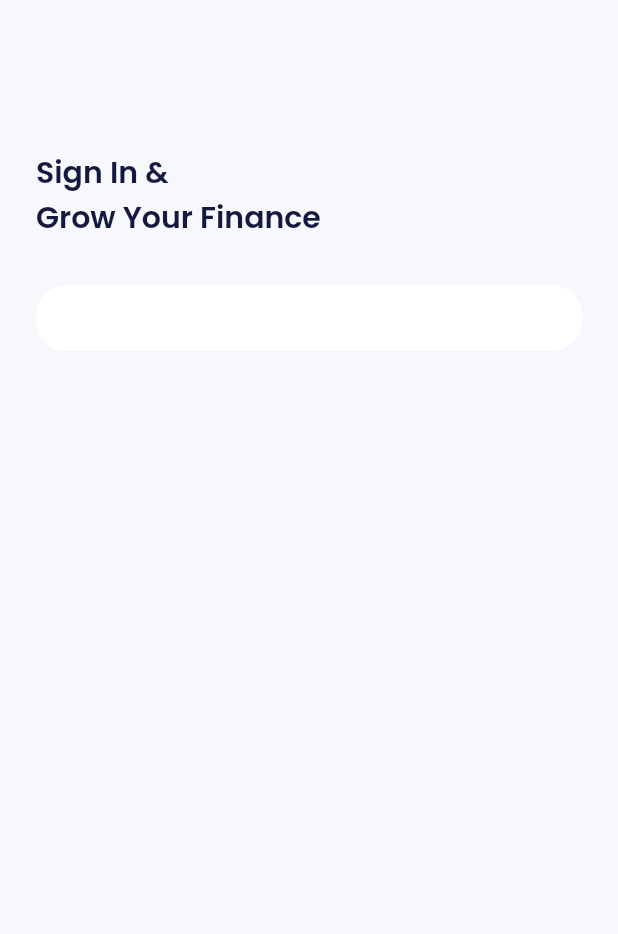
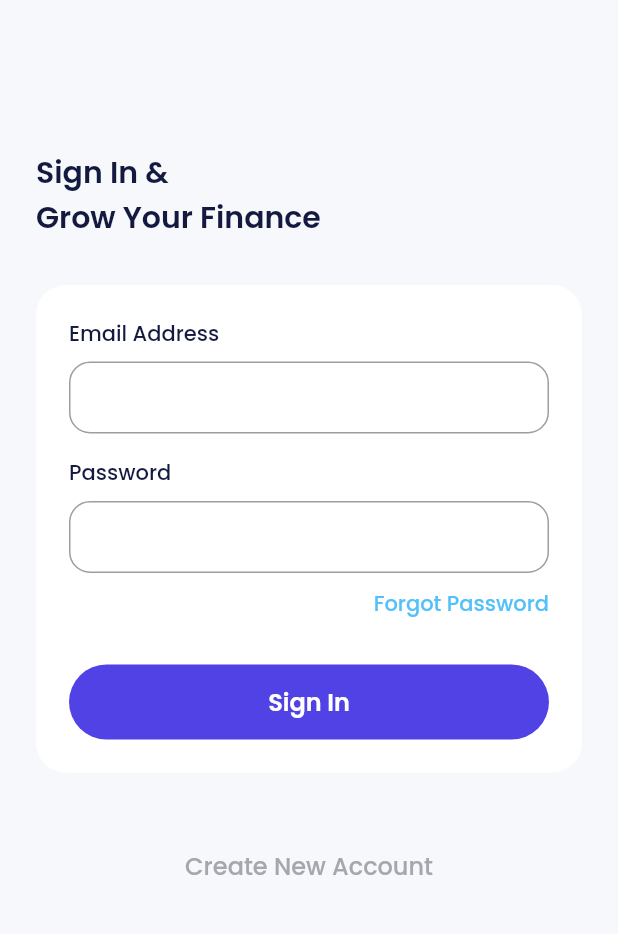
Before and after one commit to tamathecxder/bank_sha, a Flutter app: the LoginScreen screen opened directly, on a phone screen of 412 x 824 dp, the part 225-1159 px from its top. Run offline on Flutter 3.47's test engine with Material 2 defaults, Android fonts, the phone set to English and light mode, and no system bars; our stand-ins replace carousel_slider, google_fonts.

Commit message:
Menyelesaikan slicing pada login screen

```diff
--- a/lib/ui/screens/login_screen.dart
+++ b/lib/ui/screens/login_screen.dart
@@ -41,9 +41,135 @@
               color: whiteColor,
             ),
             child: Column(
+              crossAxisAlignment: CrossAxisAlignment.start,
               children: [
                 // NOTE: Email Address
+                Column(
+                  crossAxisAlignment: CrossAxisAlignment.start,
+                  children: [
+                    Text(
+                      "Email Address",
+                      style: blackTextStyle.copyWith(
+                        fontWeight: medium,
+                        fontSize: 14,
+                      ),
+                    ),
+                    const SizedBox(
+                      height: 8,
+                    ),
+                    TextFormField(
+                      keyboardType: TextInputType.emailAddress,
+                      decoration: InputDecoration(
+                        contentPadding: const EdgeInsets.all(12),
+                        border: OutlineInputBorder(
+                          borderRadius: BorderRadius.circular(14),
+                        ),
+                      ),
+                    ),
+                  ],
+                ),
+                const SizedBox(
+                  height: 16,
+                ),
+                Column(
+                  crossAxisAlignment: CrossAxisAlignment.start,
+                  children: [
+                    Text(
+                      "Password",
+                      style: blackTextStyle.copyWith(
+                        fontWeight: medium,
+                        fontSize: 14,
+                      ),
+                    ),
+                    const SizedBox(
+                      height: 8,
+                    ),
+                    TextFormField(
+                      keyboardType: TextInputType.text,
+                      obscureText: true,
+                      decoration: InputDecoration(
+                        contentPadding: const EdgeInsets.all(12),
+                        border: OutlineInputBorder(
+                          borderRadius: BorderRadius.circular(14),
+                        ),
+                      ),
+                    ),
+                    const SizedBox(
+                      height: 10,
+                    ),
+                    Align(
+                      alignment: Alignment.centerRight,
+                      child: TextButton(
+                        onPressed: () {},
+                        style: TextButton.styleFrom(
+                          minimumSize: Size.zero,
+                          padding: EdgeInsets.zero,
+                          tapTargetSize: MaterialTapTargetSize.shrinkWrap,
+                        ),
+                        child: Text(
+                          "Forgot Password",
+                          style: lightBlueTextStyle.copyWith(
+                            fontSize: 14,
+                          ),
+                        ),
+                      ),
+                    ),
+                    const SizedBox(
+                      height: 30,
+                    ),
+                    Container(
+                      decoration: BoxDecoration(
+                        color: blueColor,
+                        borderRadius: BorderRadius.circular(
+                          56,
+                        ),
+                      ),
+                      child: Material(
+                        color: Colors.transparent,
+                        child: InkWell(
+                          borderRadius: BorderRadius.circular(56),
+                          onTap: () {
+                            print("tapped");
+                          },
+                          child: SizedBox(
+                            width: double.infinity,
+                            height: 50,
+                            child: Center(
+                              child: Text(
+                                "Sign In",
+                                style: whiteTextStyle.copyWith(
+                                  fontSize: 16,
+                                  fontWeight: semiBold,
+                                ),
+                              ),
+                            ),
+                          ),
+                        ),
+                      ),
+                    ),
+                  ],
+                ),
               ],
+            ),
+          ),
+          const SizedBox(
+            height: 50,
+          ),
+          SizedBox(
+            width: double.infinity,
+            height: 24,
+            child: TextButton(
+              onPressed: () {},
+              style: TextButton.styleFrom(
+                padding: EdgeInsets.zero,
+                splashFactory: NoSplash.splashFactory,
+              ),
+              child: Text(
+                "Create New Account",
+                style: greyTextStyle.copyWith(
+                  fontSize: 16,
+                ),
+              ),
             ),
           ),
         ],
--- a/lib/ui/screens/onboarding_screen.dart
+++ b/lib/ui/screens/onboarding_screen.dart
@@ -163,7 +163,7 @@
                                 ),
                               ),
                             ),
-                          )
+                          ),
                         ],
                       )
                     : Row(
```
